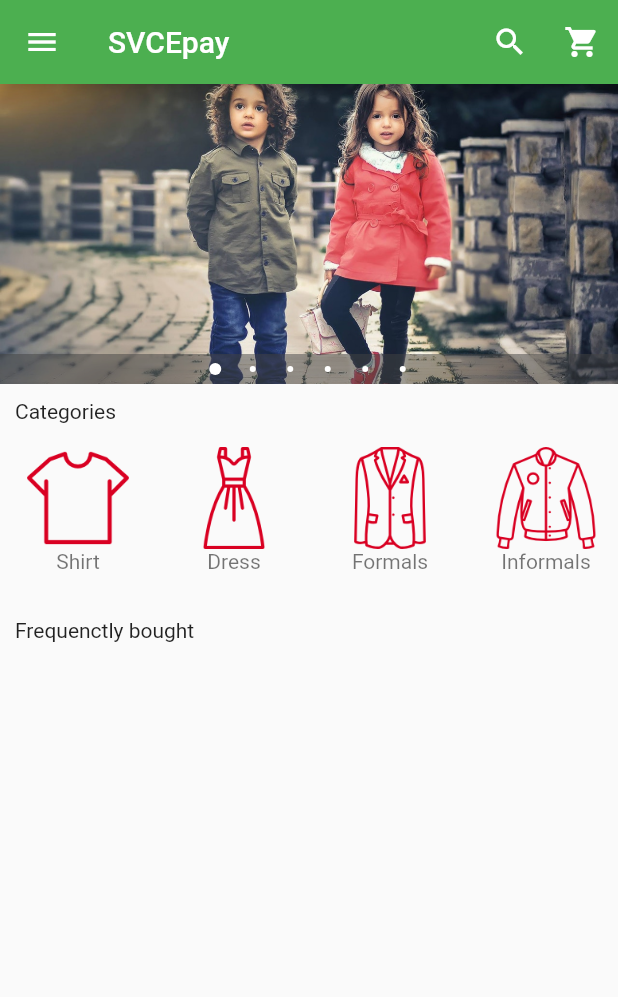
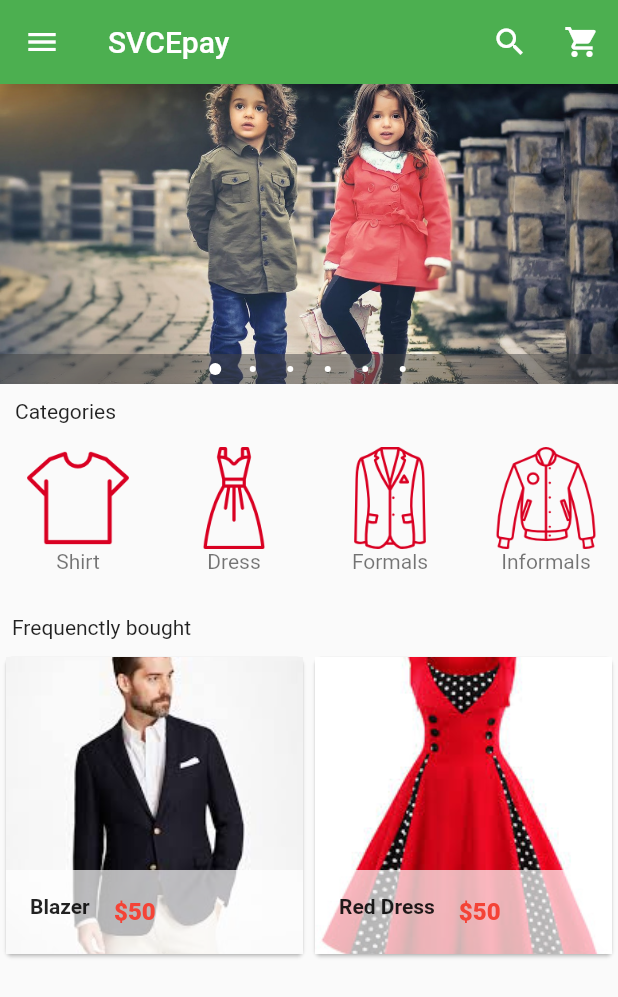
Before and after one commit to Shravandheep4/svce_pay, a Flutter app: the screen it shows after launch, on a phone screen of 412 x 824 dp. Shown: the top 997 px of the screen. Run offline on Flutter 3.47's test engine with Material 2 defaults, Android fonts, the phone set to English and light mode, and no system bars; drawn by our look-alikes of carousel_pro.

Commit message:
Add products list

```diff
--- /dev/null
+++ b/lib/components/products.dart
@@ -0,0 +1,78 @@
+import 'package:flutter/material.dart';
+import 'package:svce_pay/pages/product_details.dart';
+
+class Products extends StatefulWidget {
+  @override
+  _ProductsState createState() => _ProductsState();
+}
+
+class _ProductsState extends State<Products> {
+
+  var productList = [
+    {
+      "name": "Blazer",
+      "picture" : "assets/images/products/blazer1.jpeg",
+      "price": 50,
+    },
+
+    {
+      "name": "Red Dress",
+      "picture" : "assets/images/products/dress1.jpeg",
+      "price": 50,
+    },
+  ];
+
+  @override
+  Widget build(BuildContext context) {
+    return GridView.builder(
+      itemCount: productList.length,
+      gridDelegate: new SliverGridDelegateWithFixedCrossAxisCount(
+        crossAxisCount: 2
+      ),
+      itemBuilder: (BuildContext context, int index){
+        return SingleProduct(
+          prodName: productList[index]['name'],
+          prodPicture: productList[index]['picture'],
+          prodPrice: productList[index]['price']);
+      },
+    );
+  }
+}
+
+class SingleProduct extends StatelessWidget {
+
+  final prodName;
+  final prodPicture;
+  final prodPrice;
+
+  SingleProduct({
+    this.prodName,
+    this.prodPicture,
+    this.prodPrice
+  });
+
+  @override
+  Widget build(BuildContext context) {
+    return Card(
+      child: Hero(
+        tag: prodName,
+        child: Material(
+          child: InkWell(
+            onTap : () => Navigator.of(context).push(new MaterialPageRoute(builder: (context) => new ProductDetails())),
+
+            child: GridTile(
+              child: Image.asset(prodPicture, fit: BoxFit.cover,),
+              footer: Container(
+                color: Colors.white70,
+                child: ListTile(
+                  leading: Text(prodName, style: TextStyle(fontWeight: FontWeight.bold),),
+                  title: Text("\$$prodPrice" ,style: TextStyle(color: Colors.red, fontWeight: FontWeight.w800),),
+                ),
+              ),
+            ),
+          ),
+        ),
+      ),
+    );
+  }
+}
--- a/lib/main.dart
+++ b/lib/main.dart
@@ -155,11 +155,11 @@ class _HomePageState extends State<HomePage> {
 
           new HorizontalList(),
 
-          new Padding(padding: const EdgeInsets.all(10.0),child: new Text("Frequenctly bought")),
+          new Padding(padding: const EdgeInsets.all(8.0),child: new Text("Frequenctly bought")),
 
-          Container(
-            height: 320.0,
-            //child: Product(),
+          new Container(
+            height: 250.0,
+            child: Products(),
           )
         ],
       )
--- /dev/null
+++ b/lib/pages/product_details.dart
@@ -0,0 +1,15 @@
+import 'package:flutter/material.dart';
+
+class ProductDetails extends StatefulWidget {
+  @override
+  _ProductDetailsState createState() => _ProductDetailsState();
+}
+
+class _ProductDetailsState extends State<ProductDetails> {
+  @override
+  Widget build(BuildContext context) {
+    return Container(
+
+    );
+  }
+}
```
